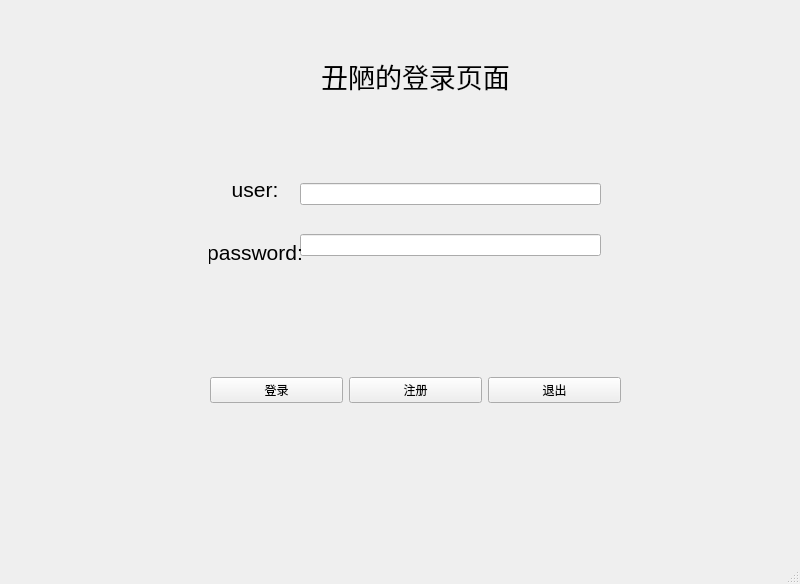
lilyht/socketproject, file pan/Ui_loginWindow.ui: the form before one commit.
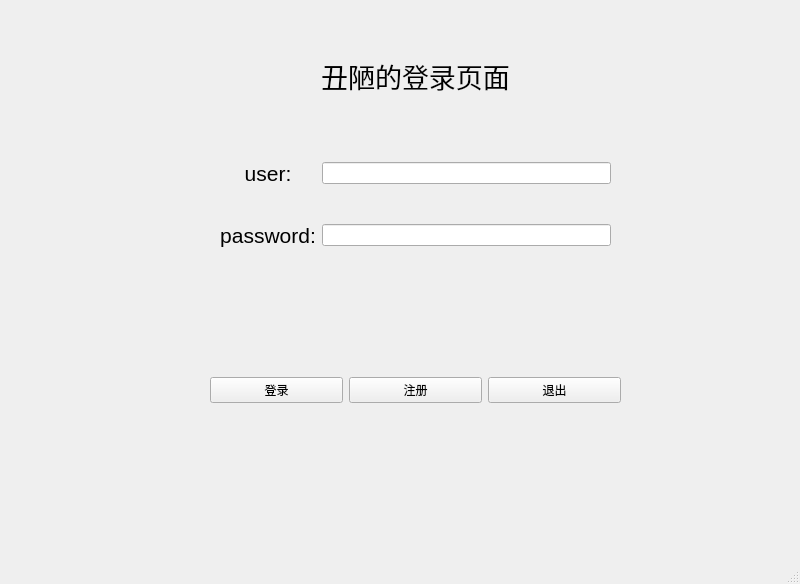
The form after the commit.

Diff of the .ui file:
```diff
--- a/pan/Ui_loginWindow.ui
+++ b/pan/Ui_loginWindow.ui
@@ -14,24 +14,6 @@
    <string>MainWindow</string>
   </property>
   <widget class="QWidget" name="centralwidget">
-   <widget class="QWidget" name="verticalLayoutWidget">
-    <property name="geometry">
-     <rect>
-      <x>300</x>
-      <y>160</y>
-      <width>301</width>
-      <height>121</height>
-     </rect>
-    </property>
-    <layout class="QVBoxLayout" name="verticalLayout">
-     <item>
-      <widget class="QLineEdit" name="userLine"/>
-     </item>
-     <item>
-      <widget class="QLineEdit" name="passwordLine"/>
-     </item>
-    </layout>
-   </widget>
    <widget class="QWidget" name="horizontalLayoutWidget">
     <property name="geometry">
      <rect>
@@ -65,48 +47,6 @@
      </item>
     </layout>
    </widget>
-   <widget class="QWidget" name="verticalLayoutWidget_2">
-    <property name="geometry">
-     <rect>
-      <x>209</x>
-      <y>160</y>
-      <width>92</width>
-      <height>121</height>
-     </rect>
-    </property>
-    <layout class="QVBoxLayout" name="verticalLayout_2">
-     <item>
-      <widget class="QLabel" name="userLabel">
-       <property name="font">
-        <font>
-         <pointsize>16</pointsize>
-        </font>
-       </property>
-       <property name="text">
-        <string>user:</string>
-       </property>
-       <property name="alignment">
-        <set>Qt::AlignCenter</set>
-       </property>
-      </widget>
-     </item>
-     <item>
-      <widget class="QLabel" name="paswordLabel">
-       <property name="font">
-        <font>
-         <pointsize>16</pointsize>
-        </font>
-       </property>
-       <property name="text">
-        <string>password:</string>
-       </property>
-       <property name="alignment">
-        <set>Qt::AlignCenter</set>
-       </property>
-      </widget>
-     </item>
-    </layout>
-   </widget>
    <widget class="QLabel" name="title">
     <property name="geometry">
      <rect>
@@ -128,6 +68,54 @@
      <set>Qt::AlignCenter</set>
     </property>
    </widget>
+   <widget class="QWidget" name="gridLayoutWidget">
+    <property name="geometry">
+     <rect>
+      <x>220</x>
+      <y>130</y>
+      <width>391</width>
+      <height>151</height>
+     </rect>
+    </property>
+    <layout class="QGridLayout" name="gridLayout">
+     <item row="0" column="1">
+      <widget class="QLineEdit" name="userLine"/>
+     </item>
+     <item row="0" column="0">
+      <widget class="QLabel" name="userLabel">
+       <property name="font">
+        <font>
+         <pointsize>16</pointsize>
+        </font>
+       </property>
+       <property name="text">
+        <string>user:</string>
+       </property>
+       <property name="alignment">
+        <set>Qt::AlignCenter</set>
+       </property>
+      </widget>
+     </item>
+     <item row="1" column="0">
+      <widget class="QLabel" name="paswordLabel">
+       <property name="font">
+        <font>
+         <pointsize>16</pointsize>
+        </font>
+       </property>
+       <property name="text">
+        <string>password:</string>
+       </property>
+       <property name="alignment">
+        <set>Qt::AlignCenter</set>
+       </property>
+      </widget>
+     </item>
+     <item row="1" column="1">
+      <widget class="QLineEdit" name="passwordLine"/>
+     </item>
+    </layout>
+   </widget>
   </widget>
   <widget class="QMenuBar" name="menubar">
    <property name="geometry">
```
